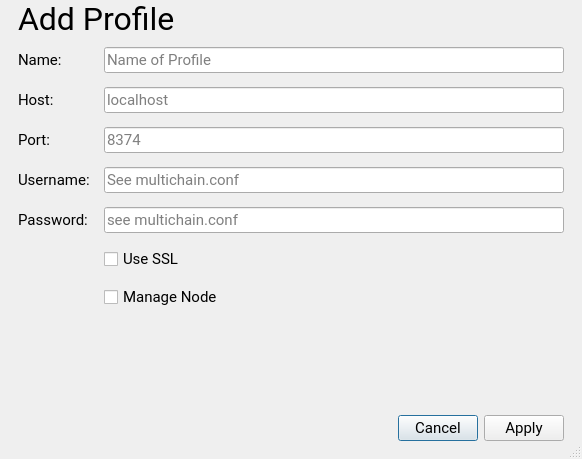
project-renard-survey/gui-demo, file app/ui/profile_dialog.ui: the form before one commit.
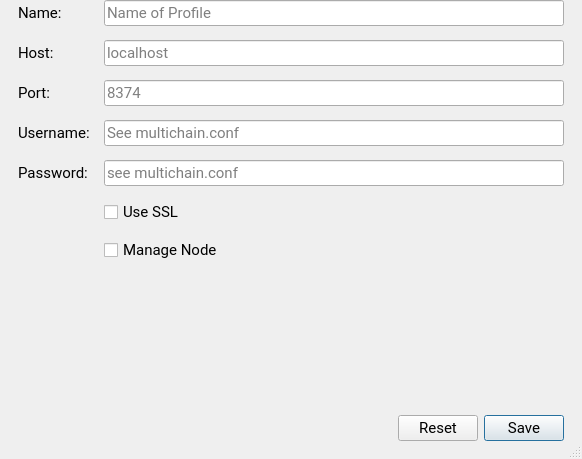
The form after the commit.

Commit message: Move profile settings in main UI. Functions are still not implemented.

```diff
--- a/app/ui/profile_dialog.ui
+++ b/app/ui/profile_dialog.ui
@@ -47,19 +47,6 @@
    <property name="bottomMargin">
     <number>18</number>
    </property>
-   <item>
-    <widget class="QLabel" name="label_title">
-     <property name="font">
-      <font>
-       <family>Oswald</family>
-       <pointsize>24</pointsize>
-      </font>
-     </property>
-     <property name="text">
-      <string>Add Profile</string>
-     </property>
-    </widget>
-   </item>
    <item>
     <layout class="QFormLayout" name="layout_form">
      <property name="fieldGrowthPolicy">
@@ -212,13 +199,16 @@
      </property>
     </spacer>
    </item>
-   <item>
-    <widget class="QDialogButtonBox" name="button_box">
+   <item alignment="Qt::AlignRight">
+    <widget class="QDialogButtonBox" name="bbox_profile">
      <property name="orientation">
       <enum>Qt::Horizontal</enum>
      </property>
      <property name="standardButtons">
-      <set>QDialogButtonBox::Apply|QDialogButtonBox::Cancel</set>
+      <set>QDialogButtonBox::Reset|QDialogButtonBox::Save</set>
+     </property>
+     <property name="centerButtons">
+      <bool>false</bool>
      </property>
     </widget>
    </item>
```
Left out of the diff: 39 changed lines with no effect on the pictures. The commit also changes 4 other files.
